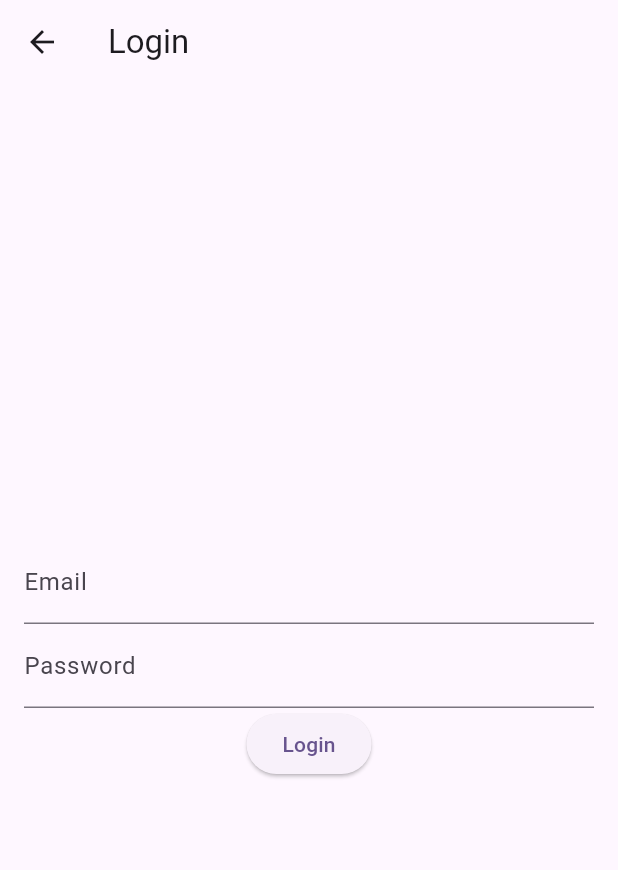
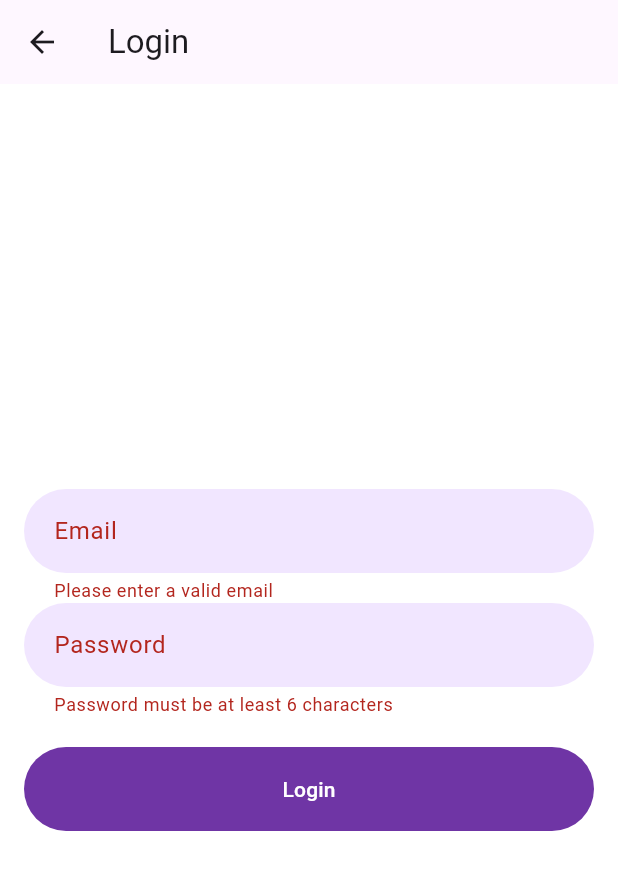
Before and after one commit to jameshegarty1/HabitTracker, a Flutter app: the LoginPage screen opened directly, after a tap on "Login", on a phone screen of 412 x 824 dp. Shown: the top 870 px of the screen. Run offline on Flutter 3.47's test engine with Material 3 defaults, Android fonts, the phone set to English and light mode, and no system bars; our stand-ins replace email_validator, introduction_screen, logger, shared_preferences; accounts and stored records are empty; network calls fail.

```diff
--- /dev/null
+++ b/flutter_frontend/lib/utils/constants.dart
@@ -0,0 +1,6 @@
+import 'package:flutter/material.dart';
+
+const kPrimaryColor = Color(0xFF6F35A5);
+const kPrimaryLightColor = Color(0xFFF1E6FF);
+
+const double defaultPadding = 16.0;
--- a/flutter_frontend/lib/views/login_page.dart
+++ /dev/null
@@ -1,41 +0,0 @@
-import 'package:flutter/material.dart';
-
-class LoginPage extends StatelessWidget {
-  final TextEditingController _emailController = TextEditingController();
-  final TextEditingController _passwordController = TextEditingController();
-
-  @override
-  Widget build(BuildContext context) {
-    return Scaffold(
-      appBar: AppBar(title: Text("Login")),
-      body: Padding(
-        padding: EdgeInsets.all(16.0),
-        child: Column(
-          mainAxisAlignment: MainAxisAlignment.center,
-          children: <Widget>[
-            TextField(
-              controller: _emailController,
-              decoration: InputDecoration(labelText: 'Email'),
-            ),
-            TextField(
-              controller: _passwordController,
-              decoration: InputDecoration(labelText: 'Password'),
-              obscureText: true,
-            ),
-            ElevatedButton(
-              onPressed: () => _login(context),
-              child: Text('Login'),
-            ),
-          ],
-        ),
-      ),
-    );
-  }
-
-  void _login(BuildContext context) {
-    // TODO: Implement login logic
-    // You can use an authentication provider like Firebase here.
-    // After successful login, navigate to the main page:
-    // Navigator.of(context).pushReplacement(MaterialPageRoute(builder: (_) => HabitListView()));
-  }
-}
--- /dev/null
+++ b/flutter_frontend/lib/views/login_signup_page.dart
@@ -0,0 +1,81 @@
+import 'package:flutter/material.dart';
+import 'package:email_validator/email_validator.dart';
+
+class LoginPage extends StatefulWidget {
+
+  @override
+  _LoginPageState createState() => _LoginPageState();
+}
+
+class _LoginPageState extends State<LoginPage> {
+  final _formKey = GlobalKey<FormState>();
+  final TextEditingController _emailController = TextEditingController();
+  final TextEditingController _passwordController = TextEditingController();
+  bool _isLoading = false;
+  String? _errorMessage;
+
+  @override
+  Widget build(BuildContext context) {
+    return Scaffold(
+      appBar: AppBar(title: Text("Login")),
+      body: Padding(
+        padding: EdgeInsets.all(16.0),
+        child: Form(
+          key: _formKey,
+          child: Column(
+            mainAxisAlignment: MainAxisAlignment.center,
+            children: <Widget>[
+              TextFormField(
+                controller: _emailController,
+                decoration: InputDecoration(labelText: 'Email'),
+                validator: (value) => EmailValidator.validate(value ?? '') ? null : 'Please enter a valid email',
+              ),
+              TextFormField(
+                controller: _passwordController,
+                decoration: InputDecoration(labelText: 'Password'),
+                obscureText: true,
+                validator: (value) => value != null && value.length >= 6 ? null : 'Password must be at least 6 characters',
+              ),
+              if (_errorMessage != null)
+                Padding(
+                  padding: const EdgeInsets.only(top: 8.0),
+                  child: Text(_errorMessage!, style: TextStyle(color: Colors.red)),
+                ),
+              SizedBox(height: 20),
+              ElevatedButton(
+                onPressed: _isLoading ? null : () => _login(context),
+                child: _isLoading ? CircularProgressIndicator(color: Colors.white) : Text('Login'),
+              ),
+            ],
+          ),
+        ),
+      ),
+    );
+  }
+
+  Future<void> _login(BuildContext context) async {
+    if (_formKey.currentState!.validate()) {
+      setState(() => _isLoading = true);
+      _errorMessage = null;
+
+      // TODO: Implement your login logic here.
+      // Example: await myAuthService.login(_emailController.text, _passwordController.text);
+      // On successful login, navigate to the main page:
+      // Navigator.of(context).pushReplacement(MaterialPageRoute(builder: (_) => HabitListView()));
+
+      // Example error handling:
+      try {
+        // Simulate a login call
+        await Future.delayed(Duration(seconds: 2));
+        // On success:
+        Navigator.of(context).pushReplacement(MaterialPageRoute(builder: (_) => HabitListView()));
+      } catch (error) {
+        // On failure:
+        setState(() {
+          _errorMessage = 'Failed to log in. Please try again.';
+          _isLoading = false;
+        });
+      }
+    }
+  }
+}
--- a/flutter_frontend/pubspec.yaml
+++ b/flutter_frontend/pubspec.yaml
@@ -39,6 +39,9 @@
   http: ^1.1.0
   intl: ^0.19.0
   provider:
+  shared_preferences:
+  introduction_screen: ^3.1.12
+  email_validator: '^2.1.16'
 
 dev_dependencies:
   flutter_test:
```
Also changed, not shown: flutter_frontend/lib/main.dart (+27 -4 lines), flutter_frontend/lib/providers/auth_provider.dart (+20 -1 lines), flutter_frontend/lib/views/components/login_signup_btn.dart (added, +55 -0 lines), flutter_frontend/lib/views/home.dart (+5 -3 lines), flutter_frontend/lib/views/intro_screen.dart (added, +88 -0 lines), flutter_frontend/pubspec.lock, 2 other files.
